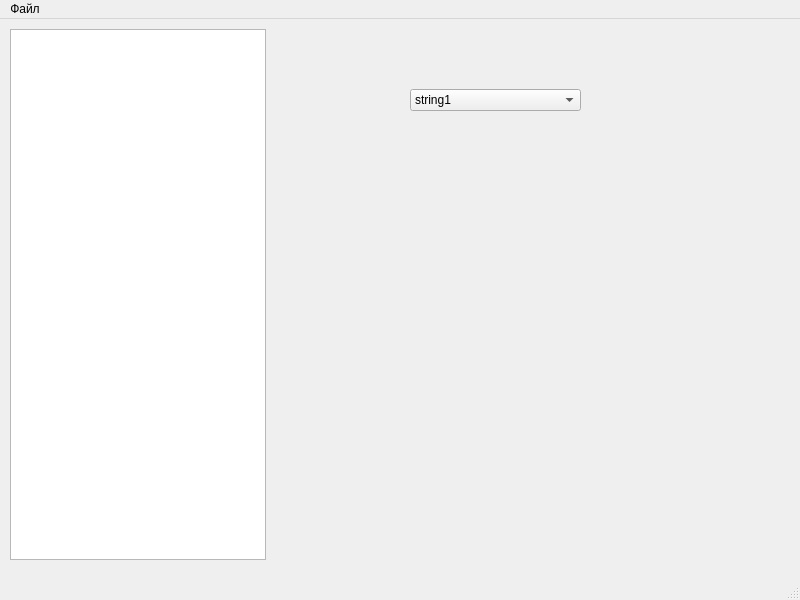
First picture: the form in DZ3_SQL_DB/mainwindow.ui, repository Anton201276/Otus-Qt, before the edit.
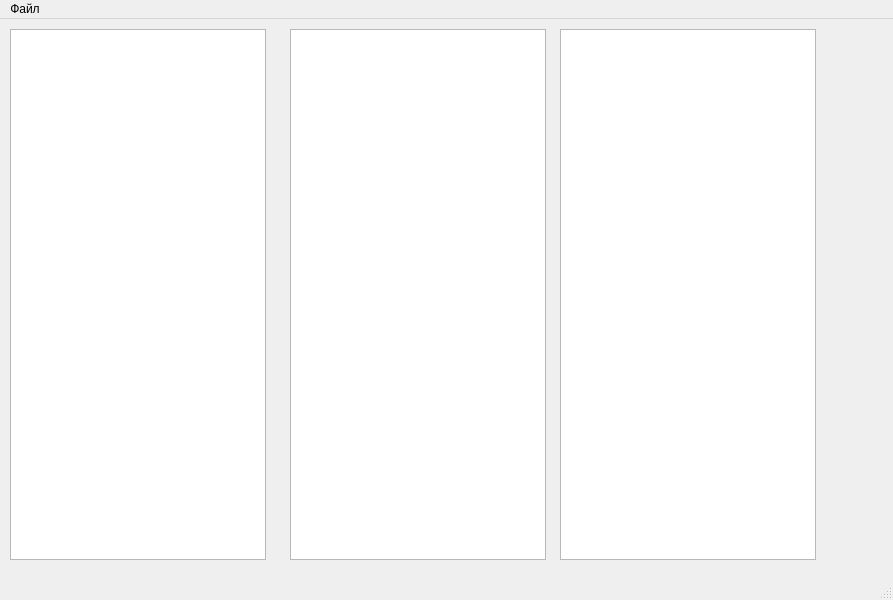
Second picture: the form after the edit.

```diff
--- a/DZ3_SQL_DB/mainwindow.ui
+++ b/DZ3_SQL_DB/mainwindow.ui
@@ -6,7 +6,7 @@
    <rect>
     <x>0</x>
     <y>0</y>
-    <width>800</width>
+    <width>893</width>
     <height>600</height>
    </rect>
   </property>
@@ -24,35 +24,25 @@
      </rect>
     </property>
    </widget>
-   <widget class="QComboBox" name="comboBox">
+   <widget class="QListView" name="listView_name">
     <property name="geometry">
      <rect>
-      <x>410</x>
-      <y>70</y>
-      <width>171</width>
-      <height>22</height>
+      <x>290</x>
+      <y>10</y>
+      <width>256</width>
+      <height>531</height>
      </rect>
     </property>
-    <item>
-     <property name="text">
-      <string>string1</string>
-     </property>
-    </item>
-    <item>
-     <property name="text">
-      <string>string2</string>
-     </property>
-    </item>
-    <item>
-     <property name="text">
-      <string>string3</string>
-     </property>
-    </item>
-    <item>
-     <property name="text">
-      <string>string4</string>
-     </property>
-    </item>
+   </widget>
+   <widget class="QListView" name="listView_desc">
+    <property name="geometry">
+     <rect>
+      <x>560</x>
+      <y>10</y>
+      <width>256</width>
+      <height>531</height>
+     </rect>
+    </property>
    </widget>
   </widget>
   <widget class="QMenuBar" name="menubar">
@@ -60,7 +50,7 @@
     <rect>
      <x>0</x>
      <y>0</y>
-     <width>800</width>
+     <width>893</width>
      <height>21</height>
     </rect>
    </property>
```
